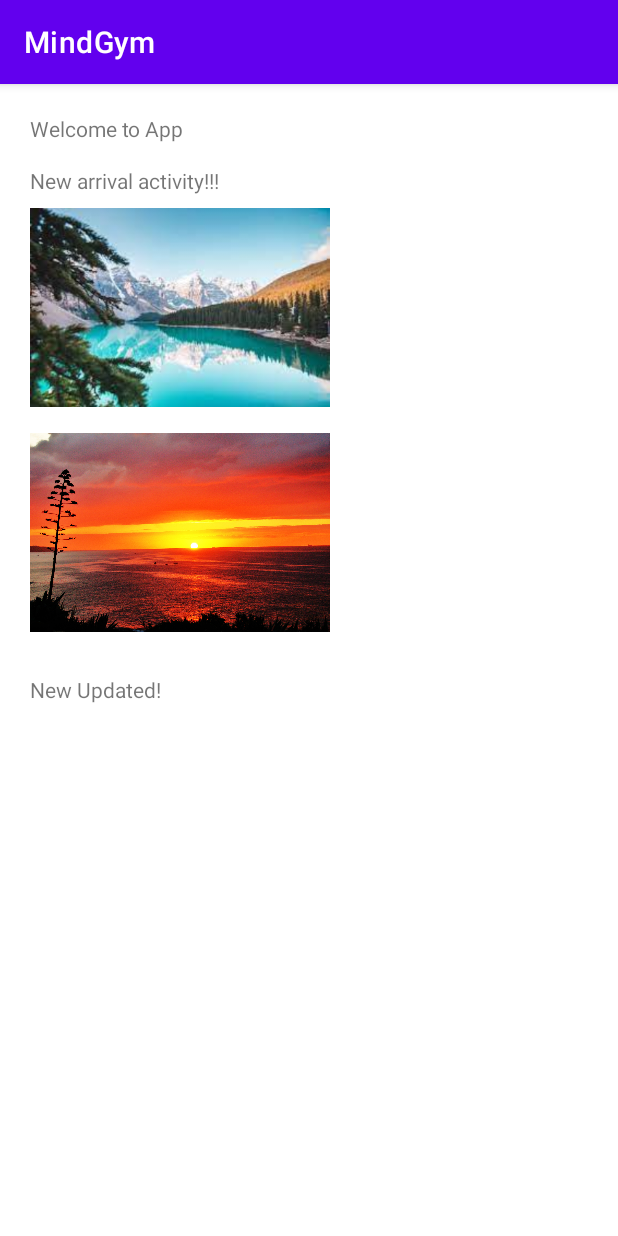
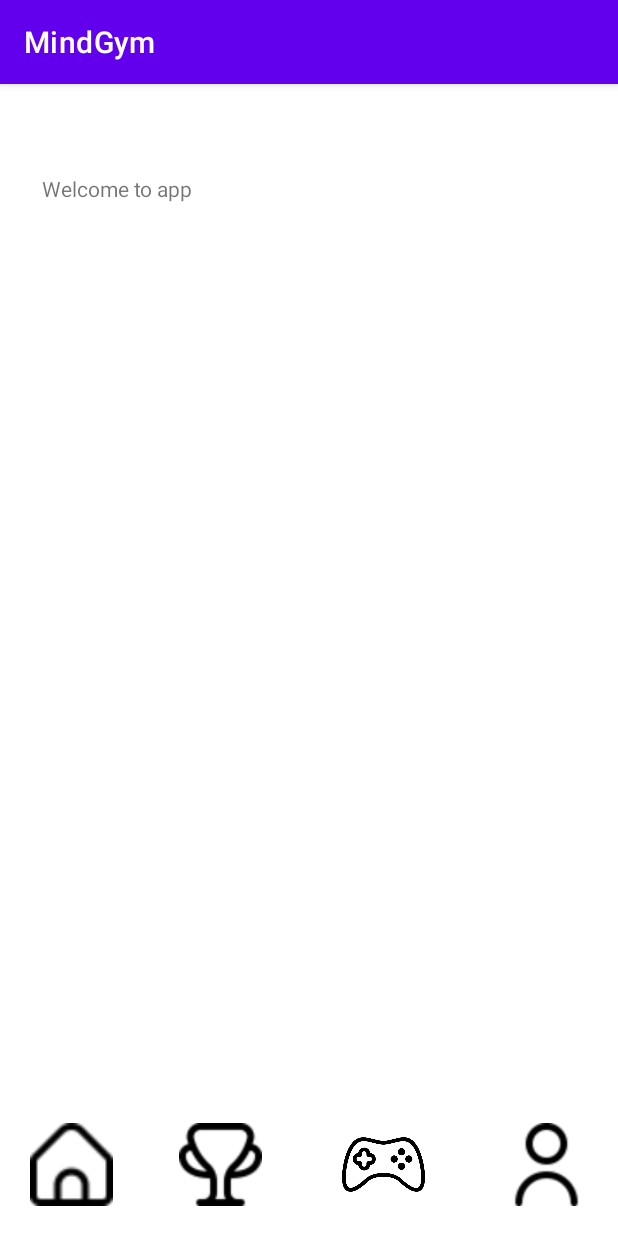
Before and after one commit to MarkOverP/Project-MindGym, an Android app: the screen it shows after launch (MainActivity), on a phone screen of 412 x 824 dp. Run offline under Robolectric (Android 15) with nearby library versions, the phone set to English and light mode, and no system bars.

Commit message:
empty main activity

```diff
--- a/app/src/main/java/com/example/mindgym/ImgAdapterMainPage.java
+++ /dev/null
@@ -1,48 +0,0 @@
-package com.example.mindgym;
-
-import android.content.Context;
-import android.view.View;
-import android.view.ViewGroup;
-import android.widget.BaseAdapter;
-import android.widget.GridView;
-import android.widget.ImageView;
-
-public class ImgAdapterMainPage extends BaseAdapter {
-    public Integer []mThumbIds = new Integer[3];
-    private Context mContext;
-
-    public ImgAdapterMainPage(Context mContext) {
-        this.mContext = mContext;
-        initMThumbIds();
-    }
-
-    public void initMThumbIds(){
-        mThumbIds[0] = R.drawable.download3;
-        mThumbIds[1] = R.drawable.download4;
-        mThumbIds[2] = R.drawable.download5;
-    }
-
-    @Override
-    public int getCount() {
-        return mThumbIds.length;
-    }
-
-    @Override
-    public Object getItem(int i) {
-        return mThumbIds[i];
-    }
-
-    @Override
-    public long getItemId(int i) {
-        return 0;
-    }
-
-    @Override
-    public View getView(int i,View view, ViewGroup viewGroup) {
-        ImageView iv = new ImageView(mContext);
-        iv.setImageResource(mThumbIds[i]);
-        iv.setScaleType(ImageView.ScaleType.CENTER_CROP);
-        iv.setLayoutParams(new ViewGroup.LayoutParams(300,300));
-        return iv;
-    }
-}
--- a/app/src/main/java/com/example/mindgym/MainActivity.java
+++ b/app/src/main/java/com/example/mindgym/MainActivity.java
@@ -10,8 +10,5 @@ public class MainActivity extends AppCompatActivity {
     protected void onCreate(Bundle savedInstanceState) {
         super.onCreate(savedInstanceState);
         setContentView(R.layout.activity_main);
-
-        GridView gv = (GridView)findViewById(R.id.GView);
-        gv.setAdapter(new ImgAdapterMainPage(this));
     }
 }
--- a/app/src/main/res/layout/activity_main.xml
+++ b/app/src/main/res/layout/activity_main.xml
@@ -1,5 +1,5 @@
 <?xml version="1.0" encoding="utf-8"?>
-<LinearLayout xmlns:android="http://schemas.android.com/apk/res/android"
+<androidx.constraintlayout.widget.ConstraintLayout xmlns:android="http://schemas.android.com/apk/res/android"
     xmlns:app="http://schemas.android.com/apk/res-auto"
     xmlns:tools="http://schemas.android.com/tools"
     android:layout_width="match_parent"
@@ -9,44 +9,49 @@
     tools:context=".MainActivity">
 
     <TextView
-        android:layout_width="wrap_content"
-        android:layout_height="wrap_content"
-        android:text="Welcome to App"
-        app:layout_constraintBottom_toBottomOf="parent"
+        android:id="@+id/Welcome"
+        android:layout_width="364dp"
+        android:layout_height="116dp"
+        android:layout_marginTop="40dp"
+        android:text="Welcome to app"
         app:layout_constraintEnd_toEndOf="parent"
+        app:layout_constraintHorizontal_bias="1.0"
         app:layout_constraintStart_toStartOf="parent"
         app:layout_constraintTop_toTopOf="parent" />
 
-    <TextView
-        android:layout_width="wrap_content"
-        android:layout_height="wrap_content"
-        android:text="New arrival activity!!!"
-        android:layout_marginTop="15dp"/>
+    <ImageView
+        android:id="@+id/HomeBtn"
+        android:layout_width="55dp"
+        android:layout_height="55dp"
+        app:layout_constraintBottom_toBottomOf="parent"
+        app:layout_constraintStart_toStartOf="parent"
+        app:srcCompat="@drawable/home_36" />
 
     <ImageView
-        android:layout_width="200dp"
-        android:layout_height="150dp"
-        android:src="@drawable/download" />
+        android:id="@+id/profileBtn"
+        android:layout_width="55dp"
+        android:layout_height="55dp"
+        app:layout_constraintBottom_toBottomOf="parent"
+        app:layout_constraintEnd_toEndOf="parent"
+        app:srcCompat="@drawable/user_48" />
 
     <ImageView
-        android:layout_width="200dp"
-        android:layout_height="150dp"
-        android:src="@drawable/download2" />
+        android:id="@+id/PerfoBtn"
+        android:layout_width="55dp"
+        android:layout_height="55dp"
+        android:layout_marginStart="44dp"
+        app:layout_constraintBottom_toBottomOf="parent"
+        app:layout_constraintStart_toEndOf="@+id/HomeBtn"
+        app:srcCompat="@drawable/trophy_48" />
 
-    <TextView
-        android:layout_width="match_parent"
-        android:layout_height="match_parent"
-        android:text="New Updated!"
-        android:layout_marginTop="20dp"/>
+    <ImageView
+        android:id="@+id/imageView5"
+        android:layout_width="55dp"
+        android:layout_height="55dp"
+        app:layout_constraintBottom_toBottomOf="parent"
+        app:layout_constraintEnd_toStartOf="@+id/profileBtn"
+        app:layout_constraintStart_toEndOf="@+id/PerfoBtn"
+        app:srcCompat="@drawable/console" />
 
-    <GridView
-        android:id="@+id/GView"
-        android:layout_width="100dp"
-        android:layout_height="100dp"
-        android:layout_marginTop="10dp"
-        android:columnWidth="80dp"
-        android:gravity="center"
-        android:numColumns="3"
-        android:stretchMode="columnWidth" />
 
-</LinearLayout>
+</androidx.constraintlayout.widget.ConstraintLayout>
```
Also changed, not shown: app/src/main/res/drawable/console.png (added), app/src/main/res/drawable/dice.png (added), app/src/main/res/drawable/download.jpg (deleted), app/src/main/res/drawable/download2.jpg (deleted), app/src/main/res/drawable/download3.jpg (deleted), app/src/main/res/drawable/download4.jpg (deleted), app/src/main/res/drawable/download5.jpg (deleted), app/src/main/res/drawable/home_36.png (added), app/src/main/res/drawable/trophy_48.png (added), app/src/main/res/drawable/user_48.png (added).
